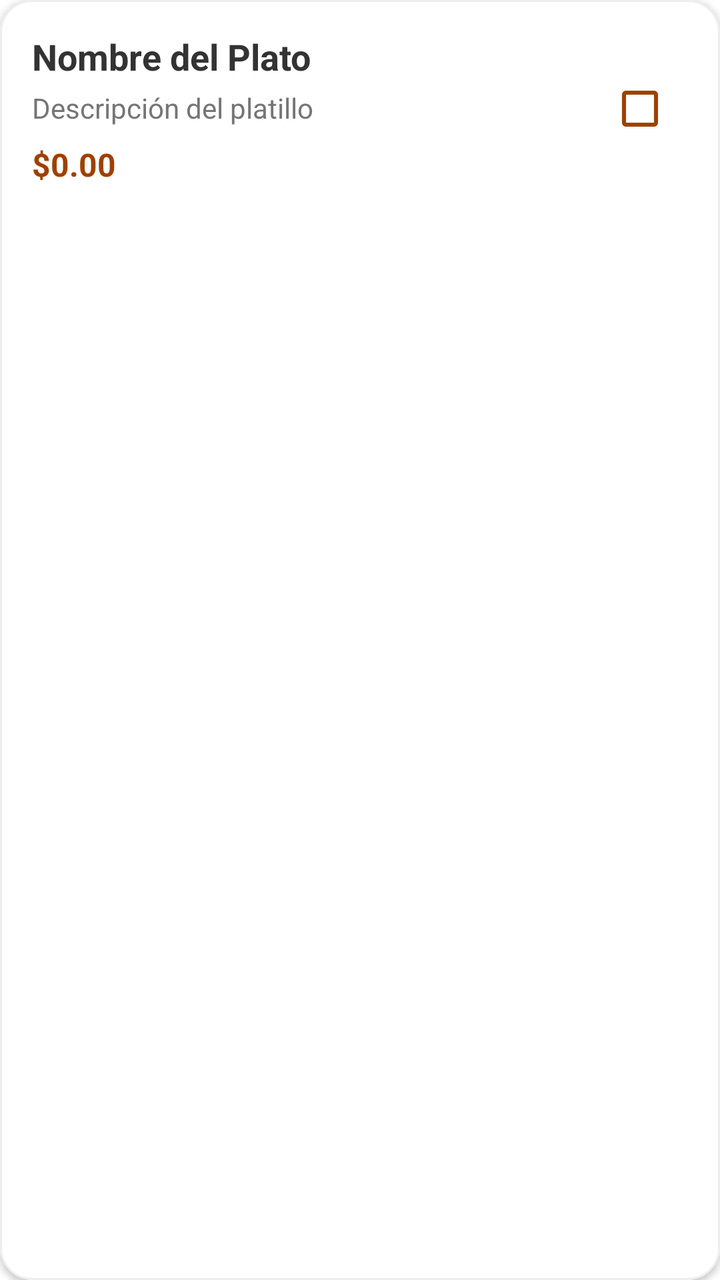
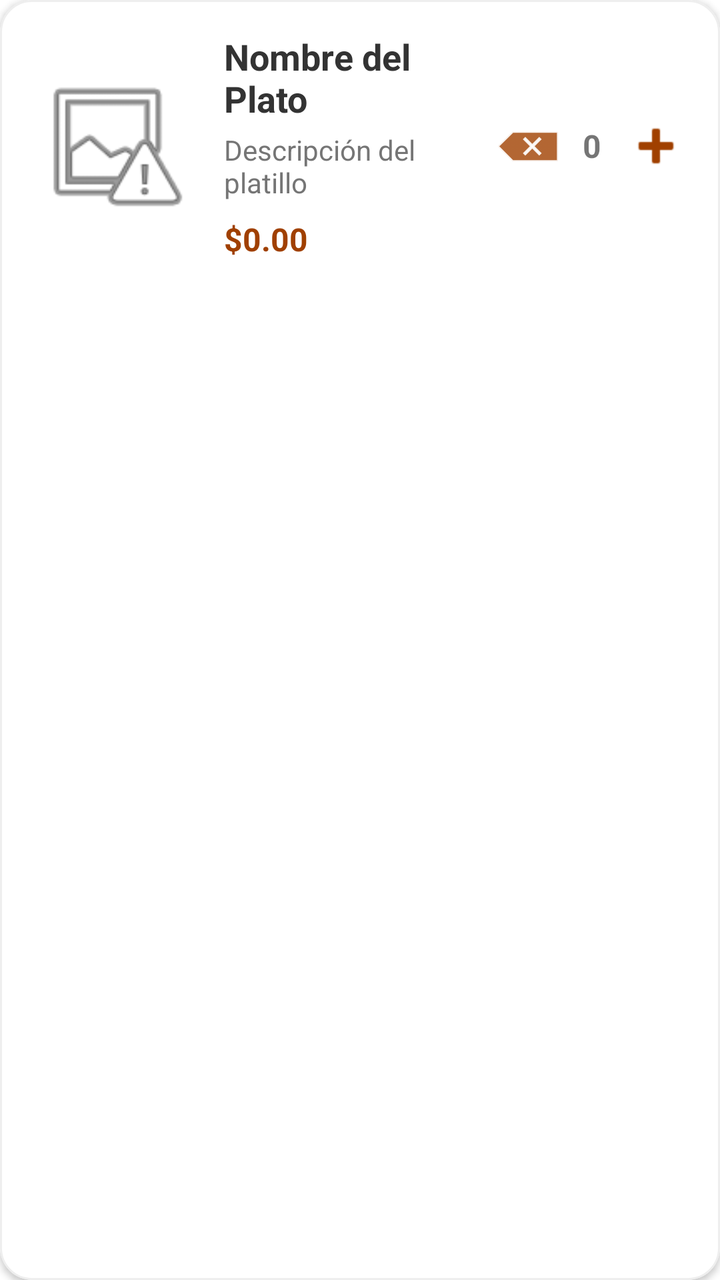

Compare the two renders of this Android layout. The source of the first and the diff that turns it into the second are given below.
<!-- AndroidManifest.xml: application theme Theme.Sistema_Restaurante -->
<!-- res/layout/item_plato.xml -->
<?xml version="1.0" encoding="utf-8"?>
<com.google.android.material.card.MaterialCardView xmlns:android="http://schemas.android.com/apk/res/android"
    xmlns:app="http://schemas.android.com/apk/res-auto"
    android:layout_width="match_parent"
    android:layout_height="wrap_content"
    android:layout_marginHorizontal="16dp"
    android:layout_marginVertical="8dp"
    app:cardCornerRadius="16dp"
    app:cardElevation="2dp"
    app:strokeColor="#EEEEEE"
    app:strokeWidth="1dp">

    <LinearLayout
        android:layout_width="match_parent"
        android:layout_height="wrap_content"
        android:orientation="horizontal"
        android:padding="16dp"
        android:gravity="center_vertical">

        <LinearLayout
            android:layout_width="0dp"
            android:layout_height="wrap_content"
            android:layout_weight="1"
            android:orientation="vertical">

            <TextView
                android:id="@+id/tvPlatoNombre"
                android:layout_width="wrap_content"
                android:layout_height="wrap_content"
                android:text="Nombre del Plato"
                android:textColor="#333333"
                android:textSize="18sp"
                android:textStyle="bold" />

            <TextView
                android:id="@+id/tvPlatoDescripcion"
                android:layout_width="wrap_content"
                android:layout_height="wrap_content"
                android:text="Descripción del platillo"
                android:textColor="#757575"
                android:textSize="14sp"
                android:layout_marginTop="4dp" />

            <TextView
                android:id="@+id/tvPlatoPrecio"
                android:layout_width="wrap_content"
                android:layout_height="wrap_content"
                android:text="$0.00"
                android:textColor="#A04000"
                android:textSize="16sp"
                android:textStyle="bold"
                android:layout_marginTop="8dp" />
        </LinearLayout>

        <CheckBox
            android:id="@+id/cbPlato"
            android:layout_width="wrap_content"
            android:layout_height="wrap_content"
            android:buttonTint="#A04000" />

    </LinearLayout>
</com.google.android.material.card.MaterialCardView>
<!-- resources referenced by this layout -->
<resources>
  <style name="Theme.Sistema_Restaurante" parent="Theme.MaterialComponents.Light.NoActionBar">
          
          <item name="colorPrimary">#A04000</item>
          <item name="colorPrimaryVariant">#7E3200</item>
          <item name="colorOnPrimary">@color/white</item>
          
          <item name="colorSecondary">#FDF8F5</item>
          <item name="colorSecondaryVariant">#F5EBE0</item>
          <item name="colorOnSecondary">@color/black</item>
          
          <item name="android:statusBarColor">#FDF8F5</item>
          <item name="android:windowLightStatusBar">true</item>
          
      </style>
  <color name="white">#FFFFFFFF</color>
  <color name="black">#FF000000</color>
</resources>

<!-- the commit's change to res/layout/item_plato.xml (unified diff, before → after) -->
@@ -16,6 +16,14 @@
         android:orientation="horizontal"
         android:padding="16dp"
         android:gravity="center_vertical">
+
+        <ImageView
+            android:id="@+id/ivPlato"
+            android:layout_width="80dp"
+            android:layout_height="80dp"
+            android:scaleType="centerCrop"
+            android:layout_marginEnd="16dp"
+            android:src="@android:drawable/ic_menu_report_image" />
 
         <LinearLayout
             android:layout_width="0dp"
@@ -39,7 +47,9 @@
                 android:text="Descripción del platillo"
                 android:textColor="#757575"
                 android:textSize="14sp"
-                android:layout_marginTop="4dp" />
+                android:layout_marginTop="4dp"
+                android:maxLines="2"
+                android:ellipsize="end" />
 
             <TextView
                 android:id="@+id/tvPlatoPrecio"
@@ -52,11 +62,37 @@
                 android:layout_marginTop="8dp" />
         </LinearLayout>
 
-        <CheckBox
-            android:id="@+id/cbPlato"
+        <LinearLayout
             android:layout_width="wrap_content"
             android:layout_height="wrap_content"
-            android:buttonTint="#A04000" />
+            android:gravity="center"
+            android:orientation="horizontal">
+
+            <ImageButton
+                android:id="@+id/btnDisminuir"
+                android:layout_width="32dp"
+                android:layout_height="32dp"
+                android:background="?attr/selectableItemBackgroundBorderless"
+                android:src="@android:drawable/ic_input_delete"
+                app:tint="#A04000" />
+
+            <TextView
+                android:id="@+id/tvCantidad"
+                android:layout_width="32dp"
+                android:layout_height="wrap_content"
+                android:gravity="center"
+                android:text="0"
+                android:textSize="16sp"
+                android:textStyle="bold" />
+
+            <ImageButton
+                android:id="@+id/btnAumentar"
+                android:layout_width="32dp"
+                android:layout_height="32dp"
+                android:background="?attr/selectableItemBackgroundBorderless"
+                android:src="@android:drawable/ic_input_add"
+                app:tint="#A04000" />
+        </LinearLayout>
 
     </LinearLayout>
 </com.google.android.material.card.MaterialCardView>
